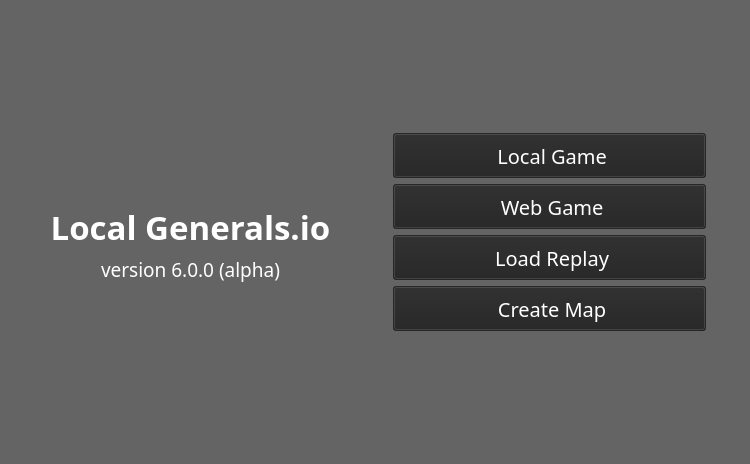
Qt form src/ui/mainWindow/mainWindow.ui (SZXC-WG/LocalGen-new) before a commit.
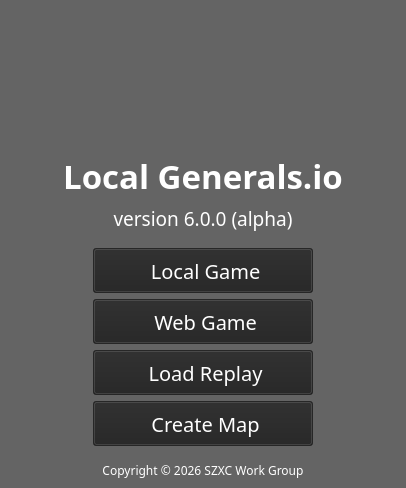
The same form after that commit. Icons and pictures are not drawn. Custom widgets are drawn as their Qt base class.

Commit message: feat(mainWindow): reworked UI

Patch:
```diff
--- a/src/ui/mainWindow/mainWindow.ui
+++ b/src/ui/mainWindow/mainWindow.ui
@@ -6,8 +6,8 @@
    <rect>
     <x>0</x>
     <y>0</y>
-    <width>750</width>
-    <height>464</height>
+    <width>406</width>
+    <height>488</height>
    </rect>
   </property>
   <property name="palette">
@@ -497,24 +497,55 @@
      <family>Quicksand</family>
     </font>
    </property>
+   <layout class="QVBoxLayout" name="verticalLayout_2">
+    <item>
+     <spacer name="verticalSpacer">
+      <property name="orientation">
+       <enum>Qt::Orientation::Vertical</enum>
+      </property>
+      <property name="sizeHint" stdset="0">
+       <size>
+        <width>20</width>
+        <height>0</height>
+       </size>
+      </property>
+     </spacer>
+    </item>
+    <item>
    <layout class="QHBoxLayout" name="horizontalLayout">
     <item>
-     <layout class="QVBoxLayout" name="faviconLayout">
-      <item>
-       <spacer name="faviconSpacer1">
+       <spacer name="faviconSpacer_L">
         <property name="orientation">
-         <enum>Qt::Orientation::Vertical</enum>
+         <enum>Qt::Orientation::Horizontal</enum>
         </property>
         <property name="sizeHint" stdset="0">
          <size>
-          <width>20</width>
-          <height>40</height>
+          <width>40</width>
+          <height>20</height>
          </size>
         </property>
        </spacer>
       </item>
       <item>
        <widget class="QLabel" name="favicon">
+        <property name="sizePolicy">
+         <sizepolicy hsizetype="Fixed" vsizetype="Fixed">
+          <horstretch>0</horstretch>
+          <verstretch>0</verstretch>
+         </sizepolicy>
+        </property>
+        <property name="minimumSize">
+         <size>
+          <width>128</width>
+          <height>128</height>
+         </size>
+        </property>
+        <property name="maximumSize">
+         <size>
+          <width>128</width>
+          <height>128</height>
+         </size>
+        </property>
         <property name="text">
          <string/>
         </property>
@@ -525,9 +556,30 @@
          <set>Qt::AlignmentFlag::AlignCenter</set>
         </property>
        </widget>
+      </item>
+      <item>
+       <spacer name="faviconSpacer_R">
+        <property name="orientation">
+         <enum>Qt::Orientation::Horizontal</enum>
+        </property>
+        <property name="sizeHint" stdset="0">
+         <size>
+          <width>40</width>
+          <height>20</height>
+         </size>
+        </property>
+       </spacer>
+      </item>
+     </layout>
       </item>
       <item>
        <widget class="QLabel" name="gameTitle">
+      <property name="sizePolicy">
+       <sizepolicy hsizetype="Preferred" vsizetype="Maximum">
+        <horstretch>0</horstretch>
+        <verstretch>0</verstretch>
+       </sizepolicy>
+      </property>
         <property name="font">
          <font>
           <family>Quicksand</family>
@@ -545,6 +597,12 @@
       </item>
       <item>
        <widget class="QLabel" name="label">
+      <property name="sizePolicy">
+       <sizepolicy hsizetype="Preferred" vsizetype="Maximum">
+        <horstretch>0</horstretch>
+        <verstretch>0</verstretch>
+       </sizepolicy>
+      </property>
         <property name="font">
          <font>
           <family>Quicksand</family>
@@ -560,46 +618,52 @@
        </widget>
       </item>
       <item>
-       <spacer name="faviconSpacer2">
+     <spacer name="verticalSpacer_3">
         <property name="orientation">
          <enum>Qt::Orientation::Vertical</enum>
         </property>
         <property name="sizeHint" stdset="0">
          <size>
           <width>20</width>
-          <height>40</height>
+        <height>0</height>
          </size>
         </property>
        </spacer>
       </item>
-     </layout>
-    </item>
     <item>
-     <layout class="QVBoxLayout" name="menuLayout">
-      <property name="leftMargin">
-       <number>15</number>
-      </property>
-      <property name="rightMargin">
-       <number>35</number>
-      </property>
+     <layout class="QHBoxLayout" name="horizontalLayout_2">
       <item>
-       <spacer name="menuSpacer1">
+       <spacer name="buttonSpacer_L">
         <property name="orientation">
-         <enum>Qt::Orientation::Vertical</enum>
+         <enum>Qt::Orientation::Horizontal</enum>
         </property>
         <property name="sizeHint" stdset="0">
          <size>
-          <width>20</width>
-          <height>40</height>
+          <width>40</width>
+          <height>20</height>
          </size>
         </property>
        </spacer>
       </item>
+      <item>
+       <layout class="QVBoxLayout" name="verticalLayout">
       <item>
        <widget class="GeneralsButton" name="btnLocalGame">
+          <property name="sizePolicy">
+           <sizepolicy hsizetype="Fixed" vsizetype="Fixed">
+            <horstretch>0</horstretch>
+            <verstretch>0</verstretch>
+           </sizepolicy>
+          </property>
         <property name="minimumSize">
          <size>
-          <width>0</width>
+            <width>220</width>
+            <height>45</height>
+           </size>
+          </property>
+          <property name="maximumSize">
+           <size>
+            <width>220</width>
           <height>45</height>
          </size>
         </property>
@@ -616,9 +680,21 @@
       </item>
       <item>
        <widget class="GeneralsButton" name="btnWebGame">
+          <property name="sizePolicy">
+           <sizepolicy hsizetype="Fixed" vsizetype="Fixed">
+            <horstretch>0</horstretch>
+            <verstretch>0</verstretch>
+           </sizepolicy>
+          </property>
         <property name="minimumSize">
          <size>
-          <width>0</width>
+            <width>220</width>
+            <height>45</height>
+           </size>
+          </property>
+          <property name="maximumSize">
+           <size>
+            <width>220</width>
           <height>45</height>
          </size>
         </property>
@@ -635,9 +711,21 @@
       </item>
       <item>
        <widget class="GeneralsButton" name="btnLoadReplay">
+          <property name="sizePolicy">
+           <sizepolicy hsizetype="Fixed" vsizetype="Fixed">
+            <horstretch>0</horstretch>
+            <verstretch>0</verstretch>
+           </sizepolicy>
+          </property>
         <property name="minimumSize">
          <size>
-          <width>0</width>
+            <width>220</width>
+            <height>45</height>
+           </size>
+          </property>
+          <property name="maximumSize">
+           <size>
+            <width>220</width>
           <height>45</height>
          </size>
         </property>
@@ -654,9 +742,21 @@
       </item>
       <item>
        <widget class="GeneralsButton" name="btnCreateMap">
+          <property name="sizePolicy">
+           <sizepolicy hsizetype="Fixed" vsizetype="Fixed">
+            <horstretch>0</horstretch>
+            <verstretch>0</verstretch>
+           </sizepolicy>
+          </property>
         <property name="minimumSize">
          <size>
-          <width>0</width>
+            <width>220</width>
+            <height>45</height>
+           </size>
+          </property>
+          <property name="maximumSize">
+           <size>
+            <width>220</width>
           <height>45</height>
          </size>
         </property>
@@ -671,32 +771,47 @@
         </property>
        </widget>
       </item>
+       </layout>
+      </item>
       <item>
-       <spacer name="menuSpacer2">
+       <spacer name="buttonSpacer_R">
+        <property name="orientation">
+         <enum>Qt::Orientation::Horizontal</enum>
+        </property>
+        <property name="sizeHint" stdset="0">
+         <size>
+          <width>40</width>
+          <height>20</height>
+         </size>
+        </property>
+       </spacer>
+      </item>
+     </layout>
+    </item>
+    <item>
+     <spacer name="verticalSpacer_4">
         <property name="orientation">
          <enum>Qt::Orientation::Vertical</enum>
         </property>
         <property name="sizeHint" stdset="0">
          <size>
           <width>20</width>
-          <height>40</height>
+        <height>0</height>
          </size>
         </property>
        </spacer>
       </item>
-     </layout>
-    </item>
-   </layout>
-  </widget>
-  <widget class="QMenuBar" name="menubar">
-   <property name="geometry">
-    <rect>
-     <x>0</x>
-     <y>0</y>
-     <width>750</width>
-     <height>33</height>
-    </rect>
-   </property>
+    <item>
+     <widget class="QLabel" name="label_2">
+      <property name="text">
+       <string>Copyright © 2026 SZXC Work Group</string>
+      </property>
+      <property name="alignment">
+       <set>Qt::AlignmentFlag::AlignCenter</set>
+      </property>
+     </widget>
+    </item>
+   </layout>
   </widget>
  </widget>
  <customwidgets>
```
Left out of the diff: 3 changed lines with no effect on the pictures. Lines whose indentation alone changed are shown as unchanged.
